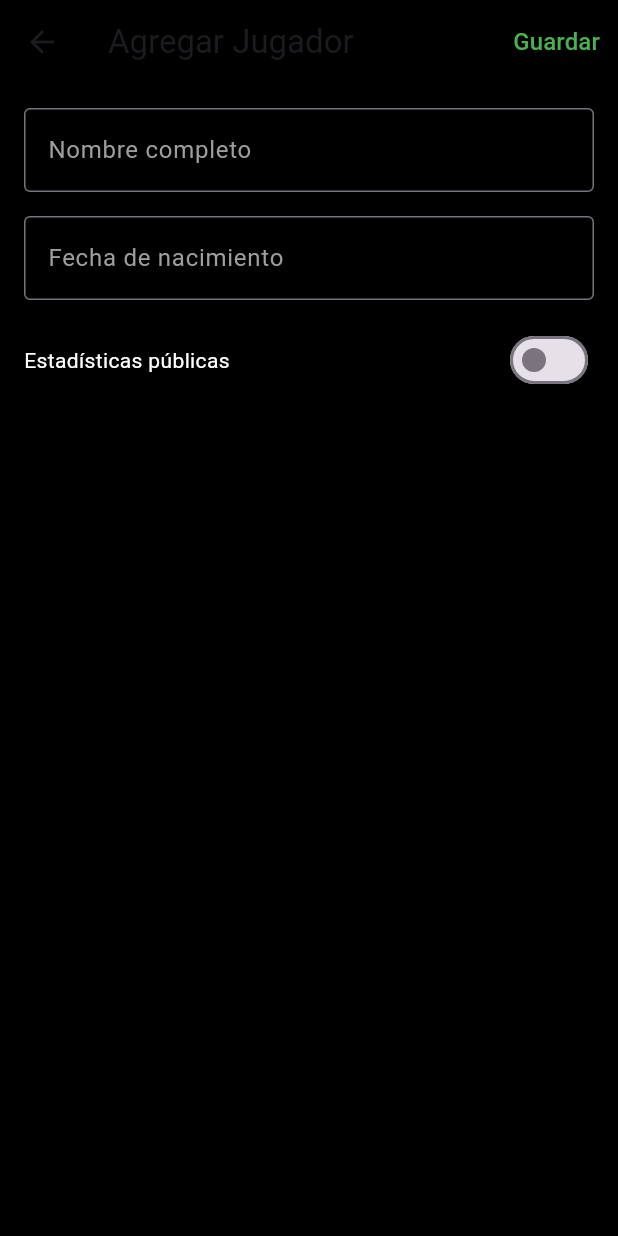
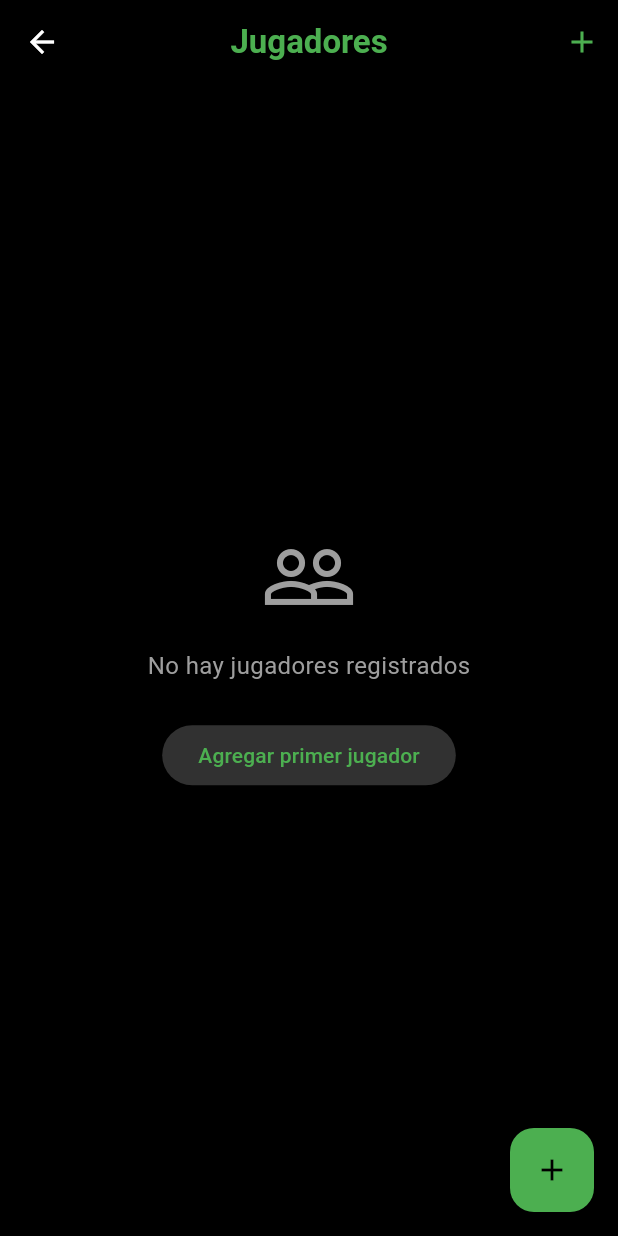
Before and after one commit to cuatrojos-jp/appitz, a Flutter app: the DashboardScreen screen opened directly, after a tap on "Jugadores", on a phone screen of 412 x 824 dp. Run offline on Flutter 3.47's test engine with Material 3 defaults, Android fonts, the phone set to English and light mode, and no system bars; our stand-ins replace flutter_dotenv, supabase_flutter; accounts and stored records are empty.

Commit message:
Agregado pantalla de listado de jugadores y clase loading_widget para manejar errores y tiempos de carga

```diff
--- a/lib/screens/dashboard_screen.dart
+++ b/lib/screens/dashboard_screen.dart
@@ -1,8 +1,10 @@
+import 'package:appitz/screens/jugador_list_screen.dart';
+import 'package:appitz/widgets/jugador_list_tile.dart';
 import 'package:flutter/material.dart';
 import '../theme/app_theme.dart';
 import '../widgets/dashboard_card.dart';
 import '../widgets/dashboard_header.dart';
-import 'jugadores_screen.dart';
+import 'jugador_form_screen.dart';
 
 class DashboardScreen extends StatelessWidget {
   const DashboardScreen({super.key});
@@ -58,7 +60,7 @@ class DashboardScreen extends StatelessWidget {
                     title: "Jugadores",
                     icon: Icons.people,
                     color: Colors.green,
-                    onTap: () => _navigateTo(context, const JugadoresScreen()),
+                    onTap: () => _navigateTo(context, const JugadoresListScreen()),
                   ),
                   DashboardCard(
                     title: "Campos",
--- a/lib/screens/jugadores_screen.dart
+++ b/lib/screens/jugador_form_screen.dart
@@ -5,14 +5,14 @@ import '../models/jugador_model.dart';
 import '../theme/app_theme.dart';
 
 // Pantalla para crear/editar un jugador
-class JugadoresScreen extends StatefulWidget {
-  const JugadoresScreen({super.key});
+class JugadorFormScreen extends StatefulWidget {
+  const JugadorFormScreen({super.key});
 
   @override
-  State<JugadoresScreen> createState() => _JugadoresScreenState();
+  State<JugadorFormScreen> createState() => _JugadorFormScreenState();
 }
 
-class _JugadoresScreenState extends State<JugadoresScreen> {
+class _JugadorFormScreenState extends State<JugadorFormScreen> {
 
   // Controladores para los campos del formulario
   final TextEditingController _nombreController = TextEditingController();
--- /dev/null
+++ b/lib/screens/jugador_list_screen.dart
@@ -0,0 +1,192 @@
+import 'package:flutter/material.dart';
+import '../services/jugador_service.dart';
+import '../services/auth_service.dart';
+import '../models/jugador_model.dart';
+import '../theme/app_theme.dart';
+import '../widgets/jugador_list_tile.dart';
+import '../widgets/loading_widget.dart';
+import 'jugador_form_screen.dart';
+
+class JugadoresListScreen extends StatefulWidget {
+  const JugadoresListScreen({super.key});
+
+  @override
+  State<JugadoresListScreen> createState() => _JugadoresListScreenState();
+}
+
+class _JugadoresListScreenState extends State<JugadoresListScreen> {
+  final JugadorService _jugadorService = JugadorService();
+  final AuthService _authService = AuthService();
+
+  List<JugadorModel> _jugadores = [];
+  bool _isLoading = true;
+  String? _errorMessage;
+  bool _isAdmin = false;
+
+  @override
+  void initState() {
+    super.initState();
+    _verificarPermisos();
+    _cargarJugadores();
+  }
+
+  Future<void> _verificarPermisos() async {
+    final userId = _authService.getCurrentUserId();
+    if (userId != null) {
+      final rolId = await _authService.getPermisos(userId);
+      // Si el rol_id es el del coordinador (admin)
+      setState(() {
+        _isAdmin = rolId != null; // Ajusta según el ID real
+      });
+    }
+  }
+
+  Future<void> _cargarJugadores() async {
+    setState(() {
+      _isLoading = true;
+      _errorMessage = null;
+    });
+
+    try {
+      final jugadores = await _jugadorService.obtenerJugadores();
+      setState(() {
+        _jugadores = jugadores;
+        _isLoading = false;
+      });
+    } catch (e) {
+      setState(() {
+        _errorMessage = 'Error al cargar jugadores: ${e.toString()}';
+        _isLoading = false;
+      });
+    }
+  }
+
+  Future<void> _eliminarJugador(String id, String nombre) async {
+    setState(() => _isLoading = true);
+
+    try {
+      await _jugadorService.eliminarJugador(id);
+      await _cargarJugadores();
+
+      if (mounted) {
+        ScaffoldMessenger.of(context).showSnackBar(
+          SnackBar(
+            content: Text('$nombre eliminado correctamente'),
+            backgroundColor: Colors.green,
+          ),
+        );
+      }
+    } catch (e) {
+      if (mounted) {
+        ScaffoldMessenger.of(context).showSnackBar(
+          SnackBar(
+            content: Text('Error al eliminar: ${e.toString()}'),
+            backgroundColor: Colors.red,
+          ),
+        );
+      }
+      setState(() => _isLoading = false);
+    }
+  }
+
+  void _navegarAAgregar() async {
+    final result = await Navigator.push(
+      context,
+      MaterialPageRoute(builder: (context) => const JugadorFormScreen()),
+    );
+
+    if (result == true) {
+      await _cargarJugadores();
+    }
+  }
+
+  @override
+  Widget build(BuildContext context) {
+    return Scaffold(
+      backgroundColor: AppTheme.backgroundColor,
+      appBar: AppBar(
+        title: const Text(
+          "Jugadores",
+          style: TextStyle(
+            fontWeight: FontWeight.bold,
+            color: AppTheme.titleTextColor,
+          ),
+        ),
+        backgroundColor: AppTheme.backgroundColor,
+        elevation: 0,
+        centerTitle: true,
+        leading: IconButton(
+          icon: const Icon(Icons.arrow_back, color: Colors.white),
+          onPressed: () => Navigator.pop(context),
+        ),
+        actions: [
+          // Botón para agregar nuevo jugador
+          IconButton(
+            icon: const Icon(Icons.add, color: AppTheme.titleTextColor),
+            onPressed: _navegarAAgregar,
+            tooltip: 'Agregar jugador',
+          ),
+        ],
+      ),
+      body: _isLoading
+          ? const LoadingWidget()
+          : _errorMessage != null
+              ? CustomErrorWidget(
+                  message: _errorMessage!,
+                  onRetry: _cargarJugadores,
+                )
+              : _jugadores.isEmpty
+                  ? _buildEmptyState()
+                  : ListView.builder(
+                      itemCount: _jugadores.length,
+                      itemBuilder: (context, index) {
+                        final jugador = _jugadores[index];
+                        return JugadorListTile(
+                          jugador: jugador,
+                          onTap: () {
+                            // TODO: Navegar a detalle del jugador
+                            print('Ver detalle de: ${jugador.nombreCompleto}');
+                          },
+                          onDelete: _isAdmin
+                              ? () => _eliminarJugador(jugador.id!, jugador.nombreCompleto)
+                              : null,
+                        );
+                      },
+                    ),
+      floatingActionButton: FloatingActionButton(
+        onPressed: _navegarAAgregar,
+        backgroundColor: AppTheme.focusedLabelColor,
+        child: const Icon(Icons.add, color: Colors.black),
+      ),
+    );
+  }
+
+  Widget _buildEmptyState() {
+    return Center(
+      child: Column(
+        mainAxisAlignment: MainAxisAlignment.center,
+        children: [
+          const Icon(
+            Icons.people_outline,
+            size: 64,
+            color: Colors.grey,
+          ),
+          const SizedBox(height: 16),
+          const Text(
+            'No hay jugadores registrados',
+            style: TextStyle(color: Colors.grey, fontSize: 16),
+          ),
+          const SizedBox(height: 24),
+          ElevatedButton(
+            onPressed: _navegarAAgregar,
+            style: ElevatedButton.styleFrom(
+              backgroundColor: AppTheme.buttonColor,
+              foregroundColor: AppTheme.buttonTextColor,
+            ),
+            child: const Text('Agregar primer jugador'),
+          ),
+        ],
+      ),
+    );
+  }
+}
--- a/pubspec.yaml
+++ b/pubspec.yaml
@@ -12,6 +12,7 @@ dependencies:
   cupertino_icons: ^1.0.8
   supabase_flutter: ^2.12.2
   flutter_dotenv: ^6.0.0
+  flutter_datetime_picker: ^1.5.1
 
 dev_dependencies:
   flutter_test:
```
Also changed, not shown: lib/services/auth_service.dart (+10 -0 lines), lib/widgets/jugador_form_widget.dart (+114 -24 lines), lib/widgets/jugador_list_tile.dart (added, +110 -0 lines), lib/widgets/loading_widget.dart (added, +52 -0 lines), pubspec.lock.
